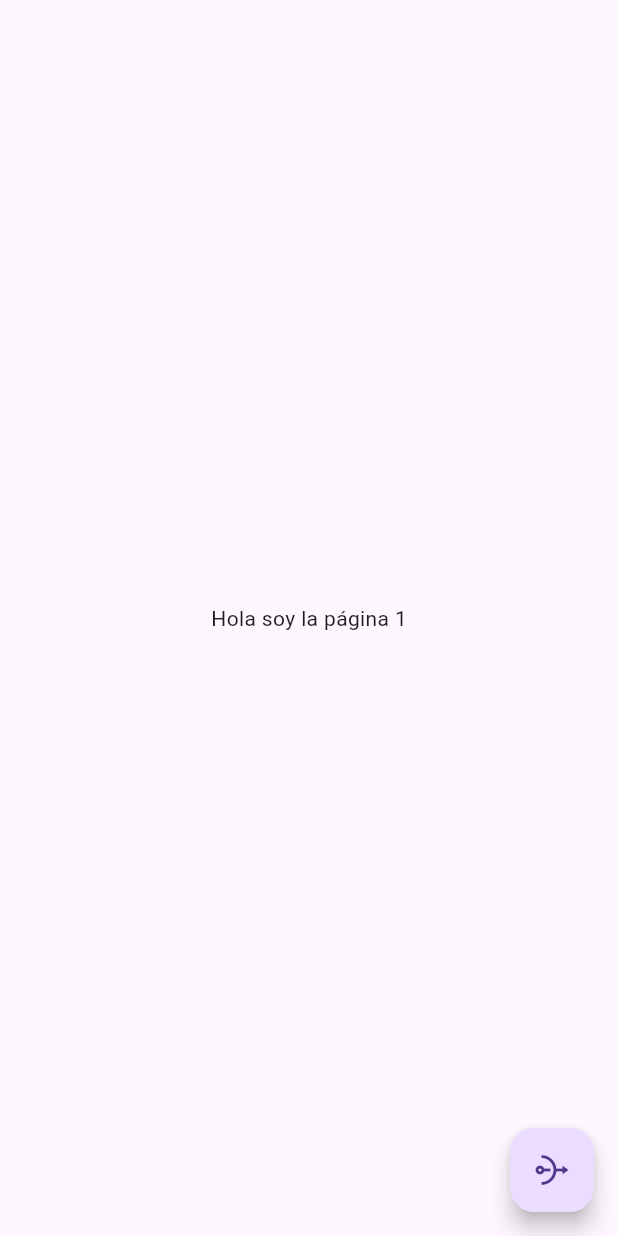
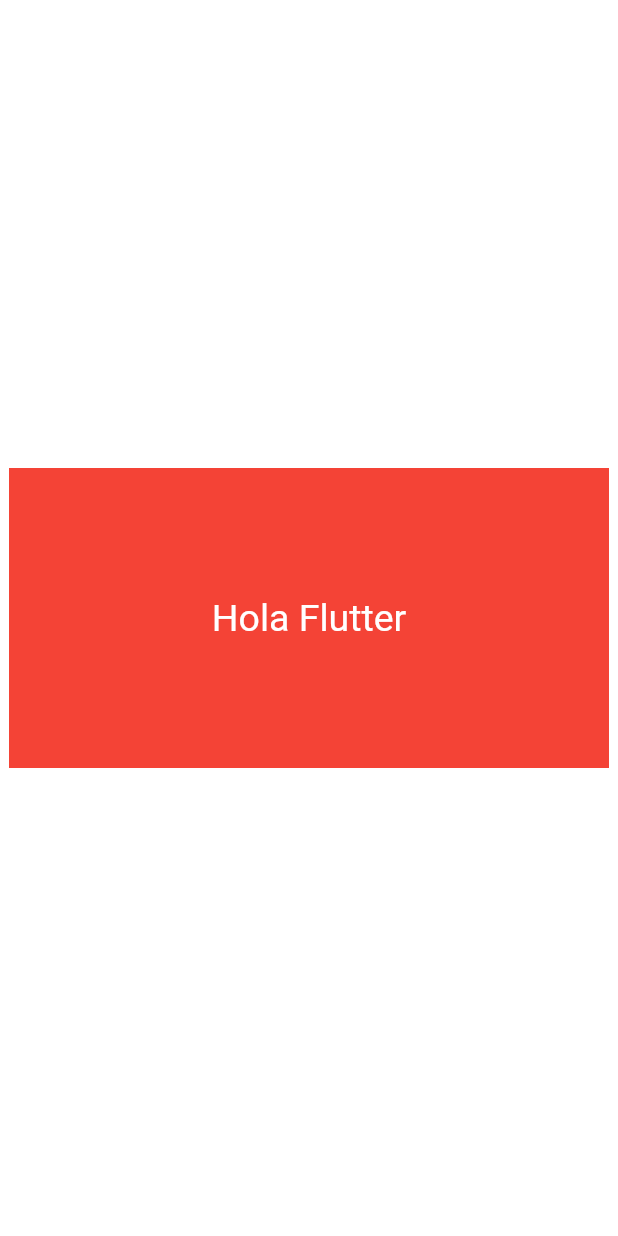
Before and after one commit to Juand4rck12/flutter-projects, a Flutter app: the screen it shows after launch, on a phone screen of 412 x 824 dp. Run offline on Flutter 3.47's test engine with Material 3 defaults, Android fonts, the phone set to English and light mode, and no system bars.

Commit message:
Contenedor en Flutter

```diff
--- a/teoria_0/lib/main.dart
+++ b/teoria_0/lib/main.dart
@@ -1,6 +1,5 @@
 import 'package:flutter/material.dart';
-import 'package:teoria_0/pages/pageOne.dart';
-import 'package:teoria_0/pages/pageTwo.dart';
+import 'package:teoria_0/pages/containerPage.dart';
 
 void main() {
   runApp(MyApp());
@@ -11,13 +10,10 @@ class MyApp extends StatelessWidget {
 
   @override
   Widget build(BuildContext context) {
-    return MaterialApp(
-      title: "Navegación",
-      initialRoute: "pagina1",
-      routes: {
-        "pagina1": (BuildContext context) => const PageOne(),
-        "pagina2": (BuildContext context) => const PageTwo(),
-      },
+    return const MaterialApp(
+      debugShowCheckedModeBanner: false,
+      title: "Container",
+      home: ContainerPage(),
     );
   }
 }
--- /dev/null
+++ b/teoria_0/lib/pages/containerPage.dart
@@ -0,0 +1,21 @@
+import 'package:flutter/material.dart';
+
+class ContainerPage extends StatelessWidget {
+  const ContainerPage({super.key});
+
+  @override
+  Widget build(BuildContext context) {
+    return DefaultTextStyle(
+      style: TextStyle(fontSize: 25.0),
+      child: Center(
+        child: Container(
+          width: 400.0,
+          height: 200.0,
+          color: Colors.red,
+          child: Center(child: Text("Hola Flutter",
+          )),
+        ),
+      ),
+    );
+  }
+}
--- a/teoria_0/lib/pages/pageOne.dart
+++ /dev/null
@@ -1,24 +0,0 @@
-import 'package:flutter/material.dart';
-
-class PageOne extends StatefulWidget {
-  const PageOne({super.key});
-
-  @override
-  State<PageOne> createState() => _PageOneState();
-}
-
-class _PageOneState extends State<PageOne> {
-  @override
-  Widget build(BuildContext context) {
-    return Scaffold(
-      body: Center(child: Text("Hola soy la página 1")),
-      floatingActionButton: FloatingActionButton(
-        // con el pushNamed navegamos a la ruta especificada
-        onPressed: () => {Navigator.pushNamed(context, "pagina2")},
-        // con el pushReplacementNamed eliminamos la pagina anterior al redirigir a la nueva
-        // onPressed: () => {Navigator.pushReplacementNamed(context, "pagina2")},
-        child: Icon(Icons.nat),
-      ),
-    );
-  }
-}
```
Also changed, not shown: teoria_0/lib/pages/pageTwo.dart (deleted, +0 -24 lines).
